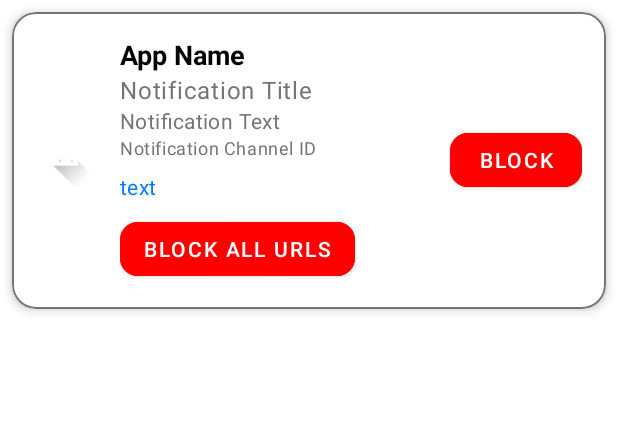
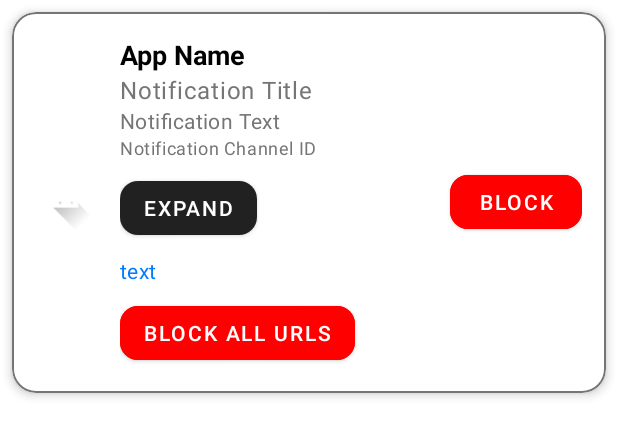
Before and after one commit to Pabir/NotifyGuard, an Android app: the layout item_app.xml on its own in the app's theme, with its tools: preview values and no code run, on a phone screen of 412 x 824 dp. Shown: the top 437 px of the screen. Run offline under Robolectric (Android 15) with nearby library versions, the phone set to English and light mode, and no system bars.

Commit message:
With Expand/Collapse Button feature for browserapp

```diff
--- a/app/src/main/res/layout/item_app.xml
+++ b/app/src/main/res/layout/item_app.xml
@@ -48,6 +48,13 @@
                 android:textStyle="bold"
                 android:textColor="@color/black" />
 
+            <!-- Notification Content -->
+            <LinearLayout
+                android:id="@+id/notificationDetails"
+                android:layout_width="match_parent"
+                android:layout_height="wrap_content"
+                android:orientation="vertical">
+
                 <TextView
                     android:id="@+id/notificationTitle"
                     android:layout_width="wrap_content"
@@ -71,7 +78,18 @@
                     android:text="Notification Channel ID"
                     android:textAppearance="?attr/textAppearanceCaption"
                     android:textColor="@color/gray" />
+            </LinearLayout>
 
+            <!-- Expand/Collapse Button -->
+            <com.google.android.material.button.MaterialButton
+                android:id="@+id/toggleButton"
+                android:layout_width="wrap_content"
+                android:layout_height="wrap_content"
+                android:layout_marginTop="8dp"
+                android:text="Expand"
+                app:cornerRadius="12dp" />
+
+            <!-- URL TextView and Block All URLs Button -->
             <TextView
                 android:id="@+id/urlsTextView"
                 android:layout_width="wrap_content"
```
Also changed, not shown: app/src/main/java/com/pabirul/notifyguard/AppInfo.java (+10 -1 lines), app/src/main/java/com/pabirul/notifyguard/AppListAdapter.java (+67 -99 lines), app/src/main/java/com/pabirul/notifyguard/NotificationDetail.java (added, +27 -0 lines), 1 other file. Lines whose indentation alone changed are shown as unchanged.
